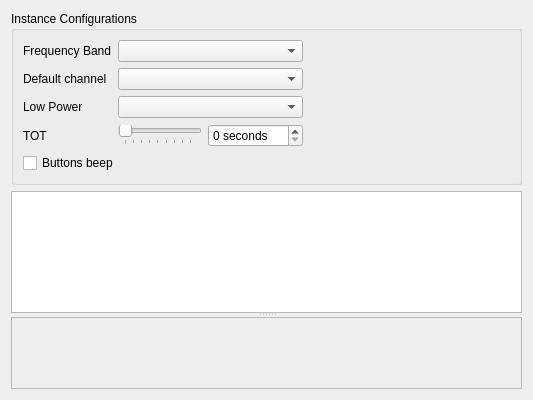
sardylan/qfm1000, file src/app/windows/instance.ui: the form before one commit.
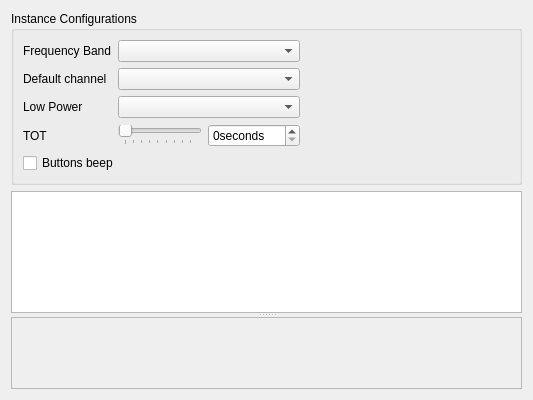
The form after the commit. Icons and pictures are not drawn.

```diff
--- a/src/app/windows/instance.ui
+++ b/src/app/windows/instance.ui
@@ -50,7 +50,7 @@
                                     <bool>true</bool>
                                 </property>
                                 <property name="suffix">
-                                    <string> seconds</string>
+                                    <string>seconds</string>
                                 </property>
                                 <property name="maximum">
                                     <number>255</number>
```
Left out of the diff: 10 changed lines with no effect on the pictures.
